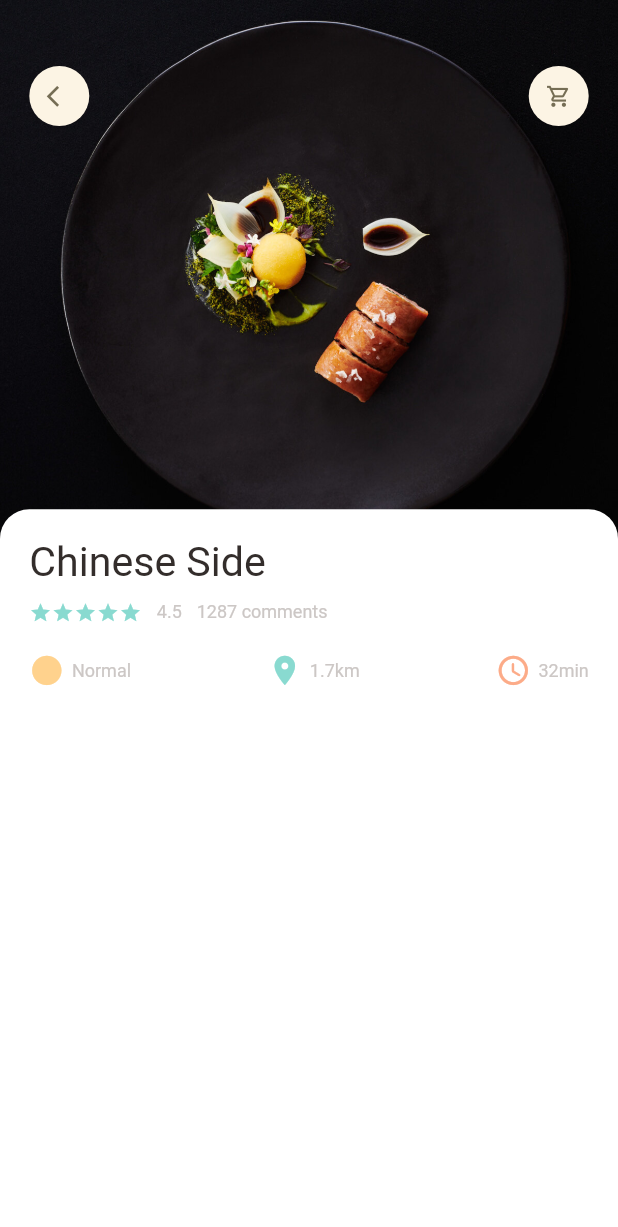
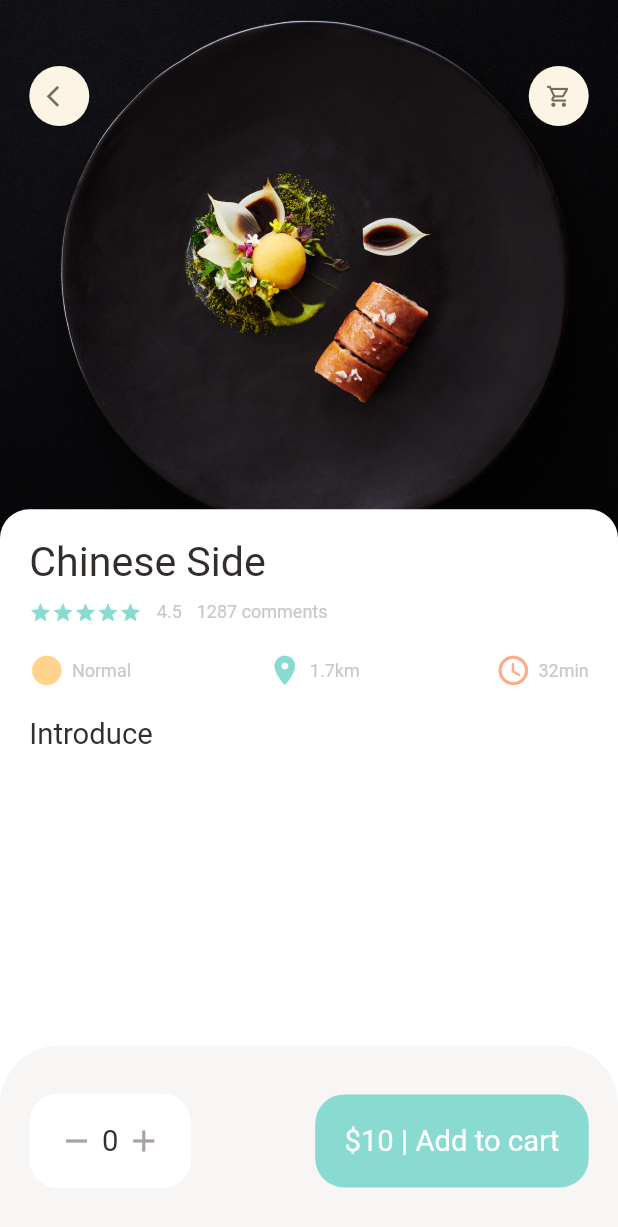
Before and after one commit to RodgersX/Delivery-App, a Flutter app: the screen it shows after launch, on a phone screen of 412 x 824 dp. Shown: the top 1227 px of the screen. Run offline on Flutter 3.47's test engine with Material 2 defaults, Android fonts, the phone set to English and light mode, and no system bars; our stand-ins replace dots_indicator, get.

Commit message:
created the bottom container

```diff
--- a/lib/pages/food/popular_food_detail.dart
+++ b/lib/pages/food/popular_food_detail.dart
@@ -1,7 +1,7 @@
+import 'package:flutter/material.dart';
 
-import 'package:eco_app/utils/utils.dart';
-import 'package:eco_app/widgets/widgets.dart';
-import 'package:flutter/material.dart';
+import '../../utils/utils.dart';
+import '../../widgets/widgets.dart';
 
 class PopularFoodDetail extends StatelessWidget {
   const PopularFoodDetail({Key? key}) : super(key: key);
@@ -9,6 +9,7 @@ class PopularFoodDetail extends StatelessWidget {
   @override
   Widget build(BuildContext context) {
     return Scaffold(
+      backgroundColor: Colors.white,
       body: Stack(
         children: [
           Positioned(
@@ -55,11 +56,69 @@ class PopularFoodDetail extends StatelessWidget {
                   ),
                   color: Colors.white,
                 ),
-              child: AppColumn(text: 'Chinese Side',)
+                child: Column(
+                  crossAxisAlignment: CrossAxisAlignment.start,
+                  children: [
+                    AppColumn(text: 'Chinese Side'),
+                    SizedBox(height: Dimensions.height20),
+                    BigText(text: 'Introduce'),
+                  ],
+                )),
+          ),
+        ],
+      ),
+      bottomNavigationBar: Container(
+        height: Dimensions.bottomHeightBar,
+        padding: EdgeInsets.symmetric(
+          vertical: Dimensions.height30,
+          horizontal: Dimensions.width20,
+        ),
+        decoration: BoxDecoration(
+          color: AppColors.buttonBackgroundColor,
+          borderRadius: BorderRadius.only(
+            topLeft: Radius.circular(Dimensions.radius20 * 2),
+            topRight: Radius.circular(Dimensions.radius20 * 2),
+          ),
+        ),
+        child: Row(
+          mainAxisAlignment: MainAxisAlignment.spaceBetween,
+          children: [
+            Container(
+              padding: EdgeInsets.symmetric(
+                vertical: Dimensions.height20,
+                horizontal: Dimensions.width20,
+              ),
+              decoration: BoxDecoration(
+                borderRadius: BorderRadius.circular(Dimensions.radius20),
+                color: Colors.white,
+              ),
+              child: Row(
+                children: [
+                  Icon(Icons.remove, color: AppColors.signColor),
+                  SizedBox(width: Dimensions.width10 / 2),
+                  BigText(text: '0'),
+                  SizedBox(width: Dimensions.width10 / 2),
+                  Icon(Icons.add, color: AppColors.signColor),
+                ],
+              ),
+            ),
+            Container(
+              padding: EdgeInsets.symmetric(
+                vertical: Dimensions.height20,
+                horizontal: Dimensions.width20,
+              ),
+              child: BigText(
+                text: '\$10 | Add to cart',
+                color: Colors.white,
+              ),
+              decoration: BoxDecoration(
+                borderRadius: BorderRadius.circular(Dimensions.radius20),
+                color: AppColors.mainColor,
               ),
             ),
           ],
         ),
+      ),
     );
   }
 }
--- a/lib/utils/dimensions.dart
+++ b/lib/utils/dimensions.dart
@@ -44,4 +44,7 @@ class Dimensions {
 
   // popular food
   static double popularFoodImgSize = screenHeight / 2.23;
+
+  // bottom height
+  static double bottomHeightBar = screenHeight / 6.5;
 }
```
Lines whose indentation alone changed are shown as unchanged.
